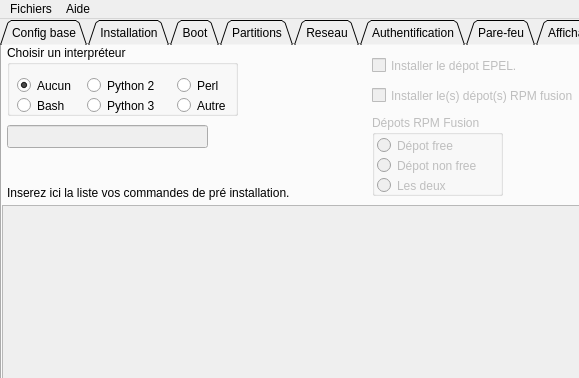
Old version of the form anaconda.ui in the repository Sebastux/anacontux; both pictures show x 0 to 579 and y 0 to 378 of the 979 by 509 pixel window.
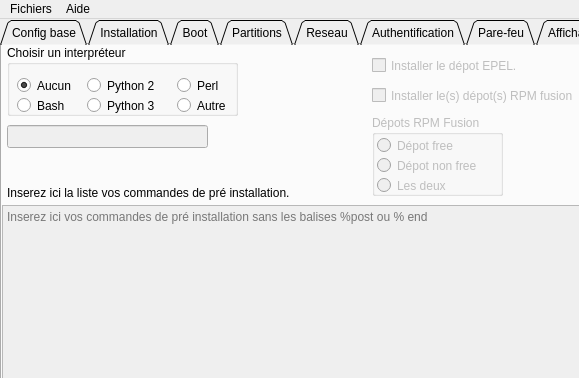
New version of the form. The open tabs and pages were chosen to show the change. Icons and pictures are not drawn.

Commit message:
Modification de la fenêtre
- Ajout d'une icone dans les menus.
- Suppression du formatage html dans plusieurs tooltip.
-  Amélioration du tooltip des checkbox epel et rpm fusion.
- Ajout du menu a propos de qt.

Diff of the .ui file:
```diff
--- a/anaconda.ui
+++ b/anaconda.ui
@@ -703,6 +703,12 @@
         <height>301</height>
        </rect>
       </property>
+      <property name="toolTip">
+       <string>Inserez ici vos commandes de pré installation sans les balises %pre ou % end</string>
+      </property>
+      <property name="placeholderText">
+       <string>Inserez ici vos commandes de pré installation sans les balises %post ou % end</string>
+      </property>
      </widget>
      <widget class="QLineEdit" name="edt_PreInstall">
       <property name="enabled">
```
Left out of the diff: 84 changed lines with no effect on the pictures. The commit also changes 1 other file.
